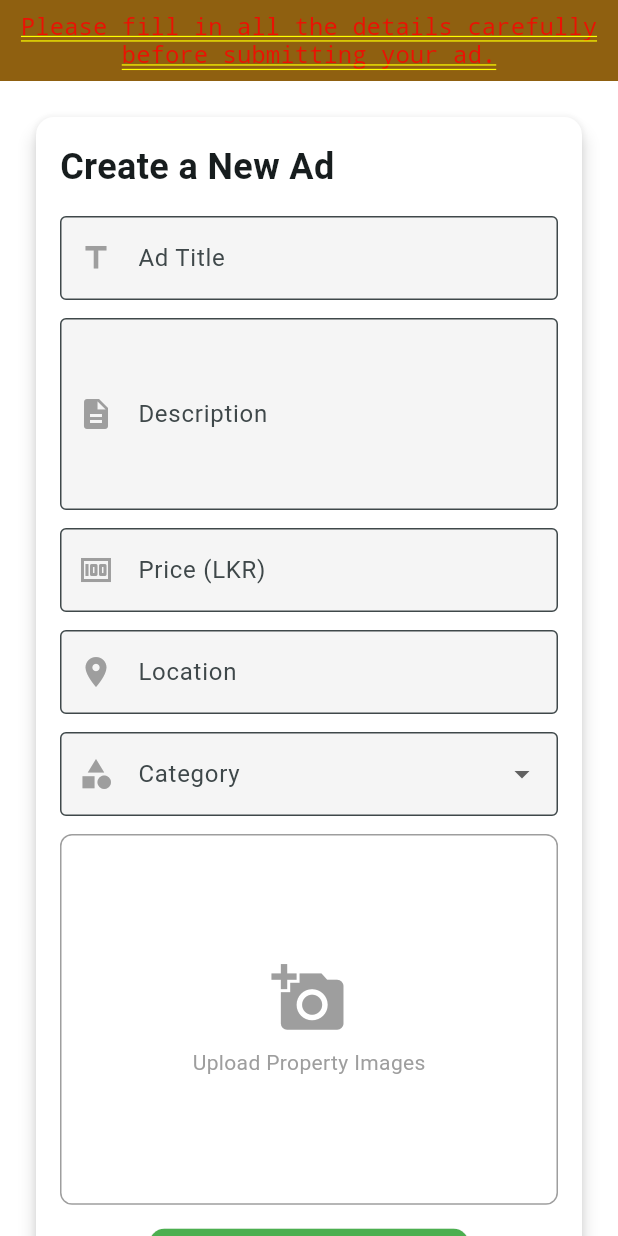
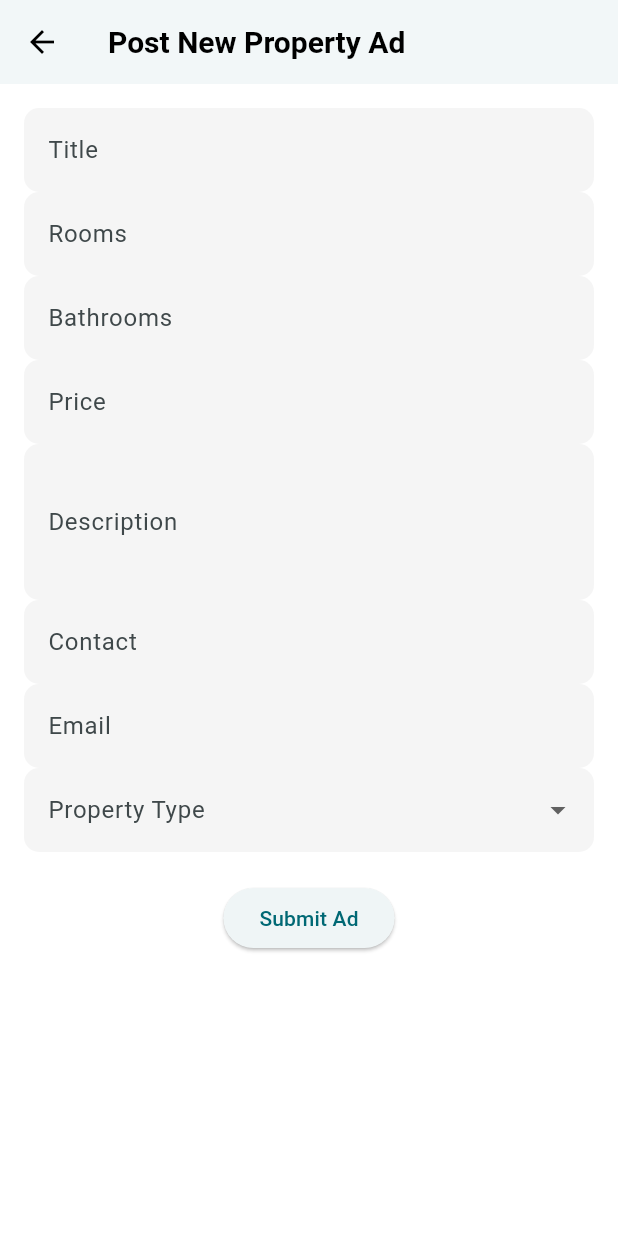
Before and after one commit to ANUDA-k/CB013173_sem2, a Flutter app: the ProfilePage screen opened directly, after a tap on "Post Ad", on a phone screen of 412 x 824 dp. Run offline on Flutter 3.47's test engine with Material 3 defaults, Android fonts, the phone set to English and light mode, and no system bars; our stand-ins replace shared_preferences; accounts and stored records are empty; network calls fail.

Commit message:
postad feature

```diff
--- /dev/null
+++ b/lib/local_ads.dart
@@ -0,0 +1,23 @@
+import 'models/property.dart';
+
+class LocalAds {
+  static final LocalAds _instance = LocalAds._internal();
+
+  factory LocalAds() {
+    return _instance;
+  }
+
+  LocalAds._internal();
+
+  final List<Property> _ads = [];
+
+  List<Property> get ads => _ads;
+
+  void addAd(Property ad) {
+    _ads.add(ad);
+  }
+
+  void clear() {
+    _ads.clear();
+  }
+}
--- a/lib/models/property_model.dart
+++ b/lib/models/property_model.dart
@@ -1,18 +1,17 @@
 //this is new
-class PropertyModel {
+class Property {
   final String title;
   final String description;
   final String price;
   final String location;
   final String category;
-  final List<String> imagePaths;
+  // Add image URLs or paths here if you want
 
-  PropertyModel({
+  Property({
     required this.title,
     required this.description,
     required this.price,
     required this.location,
     required this.category,
-    required this.imagePaths,
   });
 }
--- a/lib/providers/property_provider.dart
+++ b/lib/providers/property_provider.dart
@@ -3,12 +3,12 @@ import 'package:flutter/material.dart';
 import '../models/property_model.dart';
 
 class PropertyProvider with ChangeNotifier {
-  final List<PropertyModel> _localProperties = [];
+  final List<Property> _properties = [];
 
-  List<PropertyModel> get localProperties => _localProperties;
+  List<Property> get properties => _properties;
 
-  void addLocalProperty(PropertyModel property) {
-    _localProperties.insert(0, property);
+  void addProperty(Property property) {
+    _properties.add(property);
     notifyListeners();
   }
 }
--- a/lib/screens/home.dart
+++ b/lib/screens/home.dart
@@ -50,7 +50,7 @@ class _HomeScreenState extends State<HomeScreen> {
   final List<Widget> _screens = [
     HomeContent(),
     ExplorePage(),
-    PostAdPage(),
+    PostAdScreen(),
     ProfilePage(),
   ];
 
--- a/lib/screens/postad.dart
+++ b/lib/screens/postad.dart
@@ -1,187 +1,323 @@
+// import 'package:flutter/material.dart';
+
+// class PostAdPage extends StatelessWidget {
+//   @override
+//   Widget build(BuildContext context) {
+//     double screenWidth = MediaQuery.of(context).size.width;
+//     double screenHeight = MediaQuery.of(context).size.height;
+
+//     return SafeArea(
+//       child: SingleChildScrollView(
+//         child: Column(
+//           crossAxisAlignment: CrossAxisAlignment.start,
+//           children: [
+//             // Yellow Label - Full width
+//             Container(
+//               width: double.infinity,
+//               color: const Color.fromARGB(255, 143, 96, 16),
+//               padding: EdgeInsets.all(8.0),
+//               child: Text(
+//                 "Please fill in all the details carefully before submitting your ad.",
+//                 style: TextStyle(fontSize: 16.0, fontWeight: FontWeight.w500),
+//                 textAlign: TextAlign.center,
+//               ),
+//             ),
+//             SizedBox(height: 16.0),
+
+//             // FORM INSIDE A CARD WITH PADDING
+//             Padding(
+//               padding: EdgeInsets.symmetric(horizontal: 16.0),
+//               child: Card(
+//                 elevation: 5,
+//                 shape: RoundedRectangleBorder(borderRadius: BorderRadius.circular(12.0)),
+//                 child: Padding(
+//                   padding: EdgeInsets.all(16.0),
+//                   child: Column(
+//                     crossAxisAlignment: CrossAxisAlignment.start,
+//                     children: [
+//                       // Form Title
+//                       Text("Create a New Ad", style: TextStyle(fontSize: 24, fontWeight: FontWeight.bold)),
+//                       SizedBox(height: 16.0),
+
+//                       // Title Field
+//                       TextField(
+//                         decoration: InputDecoration(
+//                           labelText: "Ad Title",
+//                           hintText: "Enter the title of your property ad",
+//                           border: OutlineInputBorder(),
+//                           prefixIcon: Icon(Icons.title),
+//                         ),
+//                       ),
+//                       SizedBox(height: 12.0),
+
+//                       // Description Field
+//                       TextField(
+//                         maxLines: 4,
+//                         decoration: InputDecoration(
+//                           labelText: "Description",
+//                           hintText: "Provide details about your property",
+//                           border: OutlineInputBorder(),
+//                           prefixIcon: Icon(Icons.description),
+//                         ),
+//                       ),
+//                       SizedBox(height: 12.0),
+
+//                       // Price Field
+//                       TextField(
+//                         keyboardType: TextInputType.number,
+//                         decoration: InputDecoration(
+//                           labelText: "Price (LKR)",
+//                           hintText: "Enter the price of the property",
+//                           border: OutlineInputBorder(),
+//                           prefixIcon: Icon(Icons.money),
+//                         ),
+//                       ),
+//                       SizedBox(height: 12.0),
+
+//                       // Location Field
+//                       TextField(
+//                         decoration: InputDecoration(
+//                           labelText: "Location",
+//                           hintText: "Enter the property location",
+//                           border: OutlineInputBorder(),
+//                           prefixIcon: Icon(Icons.location_on),
+//                         ),
+//                       ),
+//                       SizedBox(height: 12.0),
+
+//                       // Category Dropdown
+//                       DropdownButtonFormField<String>(
+//                         decoration: InputDecoration(
+//                           labelText: "Category",
+//                           border: OutlineInputBorder(),
+//                           prefixIcon: Icon(Icons.category),
+//                         ),
+//                         items: [
+//                           DropdownMenuItem(value: "House", child: Text("House")),
+//                           DropdownMenuItem(value: "Apartment", child: Text("Apartment")),
+//                           DropdownMenuItem(value: "Villa", child: Text("Villa")),
+//                           DropdownMenuItem(value: "Land", child: Text("Land")),
+//                         ],
+//                         onChanged: (value) {},
+//                       ),
+//                       SizedBox(height: 12.0),
+
+//                       // Image Upload Placeholder
+//                       GestureDetector(
+//                         onTap: () {
+//                           print("Upload Image");
+//                         },
+//                         child: Container(
+//                           height: screenHeight * 0.3,
+//                           width: screenWidth * 0.9,
+//                           decoration: BoxDecoration(
+//                             border: Border.all(color: Colors.grey),
+//                             borderRadius: BorderRadius.circular(8.0),
+//                           ),
+//                           child: Center(
+//                             child: Column(
+//                               mainAxisAlignment: MainAxisAlignment.center,
+//                               children: [
+//                                 Icon(Icons.add_a_photo, size: 50, color: Colors.grey),
+//                                 SizedBox(height: 8.0),
+//                                 Text("Upload Property Images", style: TextStyle(color: Colors.grey)),
+//                               ],
+//                             ),
+//                           ),
+//                         ),
+//                       ),
+//                       SizedBox(height: 16.0),
+
+//                       // Submit Button
+//                       Center(
+//                         child: ElevatedButton(
+//                           onPressed: () {
+//                             Navigator.push(
+//                               context,
+//                               PageRouteBuilder(
+//                                 pageBuilder: (context, animation, secondaryAnimation) => NextPage(),
+//                                 transitionsBuilder: (context, animation, secondaryAnimation, child) {
+//                                   var begin = Offset(1.0, 0.0);
+//                                   var end = Offset.zero;
+//                                   var curve = Curves.easeInOut;
+//                                   var tween = Tween(begin: begin, end: end).chain(CurveTween(curve: curve));
+//                                   var offsetAnimation = animation.drive(tween);
+//                                   return SlideTransition(position: offsetAnimation, child: child);
+//                                 },
+//                               ),
+//                             );
+//                           },
+//                           style: ElevatedButton.styleFrom(
+//                             backgroundColor: Colors.green,
+//                             padding: EdgeInsets.symmetric(horizontal: 50, vertical: 15),
+//                             shape: RoundedRectangleBorder(borderRadius: BorderRadius.circular(10.0)),
+//                           ),
+//                           child: Row(
+//                             mainAxisSize: MainAxisSize.min,
+//                             children: [
+//                               Text("Submit Ad", style: TextStyle(fontSize: 18)),
+//                               SizedBox(width: 10),
+//                               Icon(Icons.send),
+//                             ],
+//                           ),
+//                         ),
+//                       ),
+//                     ],
+//                   ),
+//                 ),
+//               ),
+//             ),
+//           ],
+//         ),
+//       ),
+//     );
+//   }
+// }
+
+// // Dummy Next Page
+// class NextPage extends StatelessWidget {
+//   @override
+//   Widget build(BuildContext context) {
+//     return Scaffold(
+//       appBar: AppBar(title: Text("Next Page"), backgroundColor: Colors.green),
+//       body: Center(
+//         child: Text("Ad Submitted Successfully!", style: TextStyle(fontSize: 24)),
+//       ),
+//     );
+//   }
+// }
+
 import 'package:flutter/material.dart';
+import 'package:mad_assignment/models/property.dart';
+import 'package:mad_assignment/local_ads.dart'; // Singleton for local ads
+import 'package:mad_assignment/screens/explore.dart';
 
-class PostAdPage extends StatelessWidget {
+class PostAdScreen extends StatefulWidget {
+  const PostAdScreen({super.key});
+
   @override
-  Widget build(BuildContext context) {
-    double screenWidth = MediaQuery.of(context).size.width;
-    double screenHeight = MediaQuery.of(context).size.height;
+  State<PostAdScreen> createState() => _PostAdScreenState();
+}
 
-    return SafeArea(
-      child: SingleChildScrollView(
-        child: Column(
-          crossAxisAlignment: CrossAxisAlignment.start,
-          children: [
-            // Yellow Label - Full width
-            Container(
-              width: double.infinity,
-              color: const Color.fromARGB(255, 143, 96, 16),
-              padding: EdgeInsets.all(8.0),
-              child: Text(
-                "Please fill in all the details carefully before submitting your ad.",
-                style: TextStyle(fontSize: 16.0, fontWeight: FontWeight.w500),
-                textAlign: TextAlign.center,
-              ),
-            ),
-            SizedBox(height: 16.0),
+class _PostAdScreenState extends State<PostAdScreen> {
+  final _titleController = TextEditingController();
+  final _roomsController = TextEditingController();
+  final _bathroomsController = TextEditingController();
+  final _priceController = TextEditingController();
+  final _descController = TextEditingController();
+  final _contactController = TextEditingController();
+  final _emailController = TextEditingController();
 
-            // FORM INSIDE A CARD WITH PADDING
-            Padding(
-              padding: EdgeInsets.symmetric(horizontal: 16.0),
-              child: Card(
-                elevation: 5,
-                shape: RoundedRectangleBorder(borderRadius: BorderRadius.circular(12.0)),
-                child: Padding(
-                  padding: EdgeInsets.all(16.0),
-                  child: Column(
-                    crossAxisAlignment: CrossAxisAlignment.start,
-                    children: [
-                      // Form Title
-                      Text("Create a New Ad", style: TextStyle(fontSize: 24, fontWeight: FontWeight.bold)),
-                      SizedBox(height: 16.0),
+  String? _selectedType;
+  final List<String> _types = ['House', 'Apartment', 'Villa', 'Land'];
 
-                      // Title Field
-                      TextField(
-                        decoration: InputDecoration(
-                          labelText: "Ad Title",
-                          hintText: "Enter the title of your property ad",
-                          border: OutlineInputBorder(),
-                          prefixIcon: Icon(Icons.title),
-                        ),
-                      ),
-                      SizedBox(height: 12.0),
+  void _submitAd() {
+    if (_titleController.text.isEmpty ||
+        _roomsController.text.isEmpty ||
+        _bathroomsController.text.isEmpty ||
+        _priceController.text.isEmpty ||
+        _descController.text.isEmpty ||
+        _contactController.text.isEmpty ||
+        _emailController.text.isEmpty ||
+        _selectedType == null) {
+      ScaffoldMessenger.of(context).showSnackBar(
+        const SnackBar(content: Text('Please fill all fields')),
+      );
+      return;
+    }
 
-                      // Description Field
-                      TextField(
-                        maxLines: 4,
-                        decoration: InputDecoration(
-                          labelText: "Description",
-                          hintText: "Provide details about your property",
-                          border: OutlineInputBorder(),
-                          prefixIcon: Icon(Icons.description),
-                        ),
-                      ),
-                      SizedBox(height: 12.0),
+    final newAd = Property(
+      id: DateTime.now().millisecondsSinceEpoch, // simple local ID
+      topic: _titleController.text,
+      rooms: _roomsController.text,
+      bathrooms: _bathroomsController.text,
+      price: _priceController.text,
+      description: _descController.text,
+      contact: _contactController.text,
+      email: _emailController.text,
+      propertyType: _selectedType!,
+      images: [], // You can implement image picking later
+    );
 
-                      // Price Field
-                      TextField(
-                        keyboardType: TextInputType.number,
-                        decoration: InputDecoration(
-                          labelText: "Price (LKR)",
-                          hintText: "Enter the price of the property",
-                          border: OutlineInputBorder(),
-                          prefixIcon: Icon(Icons.money),
-                        ),
-                      ),
-                      SizedBox(height: 12.0),
+    LocalAds().addAd(newAd);
 
-                      // Location Field
-                      TextField(
-                        decoration: InputDecoration(
-                          labelText: "Location",
-                          hintText: "Enter the property location",
-                          border: OutlineInputBorder(),
-                          prefixIcon: Icon(Icons.location_on),
-                        ),
-                      ),
-                      SizedBox(height: 12.0),
+    // Clear form
+    _titleController.clear();
+    _roomsController.clear();
+    _bathroomsController.clear();
+    _priceController.clear();
+    _descController.clear();
+    _contactController.clear();
+    _emailController.clear();
+    setState(() {
+      _selectedType = null;
+    });
 
-                      // Category Dropdown
-                      DropdownButtonFormField<String>(
-                        decoration: InputDecoration(
-                          labelText: "Category",
-                          border: OutlineInputBorder(),
-                          prefixIcon: Icon(Icons.category),
-                        ),
-                        items: [
-                          DropdownMenuItem(value: "House", child: Text("House")),
-                          DropdownMenuItem(value: "Apartment", child: Text("Apartment")),
-                          DropdownMenuItem(value: "Villa", child: Text("Villa")),
-                          DropdownMenuItem(value: "Land", child: Text("Land")),
-                        ],
-                        onChanged: (value) {},
-                      ),
-                      SizedBox(height: 12.0),
-
-                      // Image Upload Placeholder
-                      GestureDetector(
-                        onTap: () {
-                          print("Upload Image");
-                        },
-                        child: Container(
-                          height: screenHeight * 0.3,
-                          width: screenWidth * 0.9,
-                          decoration: BoxDecoration(
-                            border: Border.all(color: Colors.grey),
-                            borderRadius: BorderRadius.circular(8.0),
-                          ),
-                          child: Center(
-                            child: Column(
-                              mainAxisAlignment: MainAxisAlignment.center,
-                              children: [
-                                Icon(Icons.add_a_photo, size: 50, color: Colors.grey),
-                                SizedBox(height: 8.0),
-                                Text("Upload Property Images", style: TextStyle(color: Colors.grey)),
-                              ],
-                            ),
-                          ),
-                        ),
-                      ),
-                      SizedBox(height: 16.0),
-
-                      // Submit Button
-                      Center(
-                        child: ElevatedButton(
-                          onPressed: () {
-                            Navigator.push(
-                              context,
-                              PageRouteBuilder(
-                                pageBuilder: (context, animation, secondaryAnimation) => NextPage(),
-                                transitionsBuilder: (context, animation, secondaryAnimation, child) {
-                                  var begin = Offset(1.0, 0.0);
-                                  var end = Offset.zero;
-                                  var curve = Curves.easeInOut;
-                                  var tween = Tween(begin: begin, end: end).chain(CurveTween(curve: curve));
-                                  var offsetAnimation = animation.drive(tween);
-                                  return SlideTransition(position: offsetAnimation, child: child);
-                                },
-                              ),
-                            );
-                          },
-                          style: ElevatedButton.styleFrom(
-                            backgroundColor: Colors.green,
-                            padding: EdgeInsets.symmetric(horizontal: 50, vertical: 15),
-                            shape: RoundedRectangleBorder(borderRadius: BorderRadius.circular(10.0)),
-                          ),
-                          child: Row(
-                            mainAxisSize: MainAxisSize.min,
-                            children: [
-                              Text("Submit Ad", style: TextStyle(fontSize: 18)),
-                              SizedBox(width: 10),
-                              Icon(Icons.send),
-                            ],
-                          ),
-                        ),
-                      ),
-                    ],
-                  ),
-                ),
-              ),
-            ),
-          ],
-        ),
-      ),
+    Navigator.pushReplacement(
+      context,
+      MaterialPageRoute(builder: (_) => const ExplorePage()),
     );
   }
-}
 
-// Dummy Next Page
-class NextPage extends StatelessWidget {
   @override
   Widget build(BuildContext context) {
     return Scaffold(
-      appBar: AppBar(title: Text("Next Page"), backgroundColor: Colors.green),
-      body: Center(
-        child: Text("Ad Submitted Successfully!", style: TextStyle(fontSize: 24)),
+      appBar: AppBar(title: const Text("Post New Property Ad")),
+      body: SingleChildScrollView(
+        padding: const EdgeInsets.all(16),
+        child: Column(children: [
+          TextField(
+            controller: _titleController,
+            decoration: const InputDecoration(labelText: 'Title'),
+          ),
+          TextField(
+            controller: _roomsController,
+            decoration: const InputDecoration(labelText: 'Rooms'),
+            keyboardType: TextInputType.number,
+          ),
+          TextField(
+            controller: _bathroomsController,
+            decoration: const InputDecoration(labelText: 'Bathrooms'),
+            keyboardType: TextInputType.number,
+          ),
+          TextField(
+            controller: _priceController,
+            decoration: const InputDecoration(labelText: 'Price'),
+            keyboardType: TextInputType.number,
+          ),
+          TextField(
+            controller: _descController,
+            decoration: const InputDecoration(labelText: 'Description'),
+            maxLines: 3,
+          ),
+          TextField(
+            controller: _contactController,
+            decoration: const InputDecoration(labelText: 'Contact'),
+            keyboardType: TextInputType.phone,
+          ),
+          TextField(
+            controller: _emailController,
+            decoration: const InputDecoration(labelText: 'Email'),
+            keyboardType: TextInputType.emailAddress,
+          ),
+          DropdownButtonFormField<String>(
+            value: _selectedType,
+            decoration: const InputDecoration(labelText: 'Property Type'),
+            items: _types
+                .map((type) => DropdownMenuItem(value: type, child: Text(type)))
+                .toList(),
+            onChanged: (value) {
+              setState(() {
+                _selectedType = value;
+              });
+            },
+          ),
+          const SizedBox(height: 20),
+          ElevatedButton(
+            onPressed: _submitAd,
+            child: const Text("Submit Ad"),
+          ),
+        ]),
       ),
     );
   }
--- a/lib/screens/profile.dart
+++ b/lib/screens/profile.dart
@@ -29,7 +29,7 @@ class ProfilePage extends StatelessWidget {
             ),
             SizedBox(height: 20),
             CustomButton(text: 'Post Ad', onPressed: () {
-              Navigator.push(context, MaterialPageRoute(builder: (_) => PostAdPage()));
+              Navigator.push(context, MaterialPageRoute(builder: (_) => PostAdScreen()));
             }),
             CustomButton(text: 'View Properties', onPressed: () {
               Navigator.push(context, MaterialPageRoute(builder: (_) => ExplorePage()));
```
